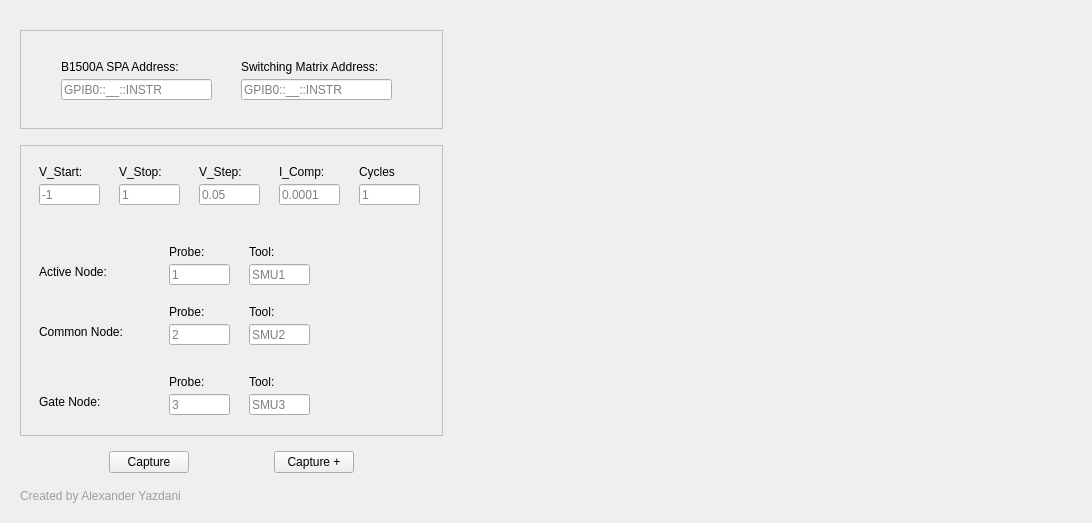
Before: the Qt Designer form DCIV_GUI.ui in Alexyazdani/GUI_Testing, drawn with Qt 5.
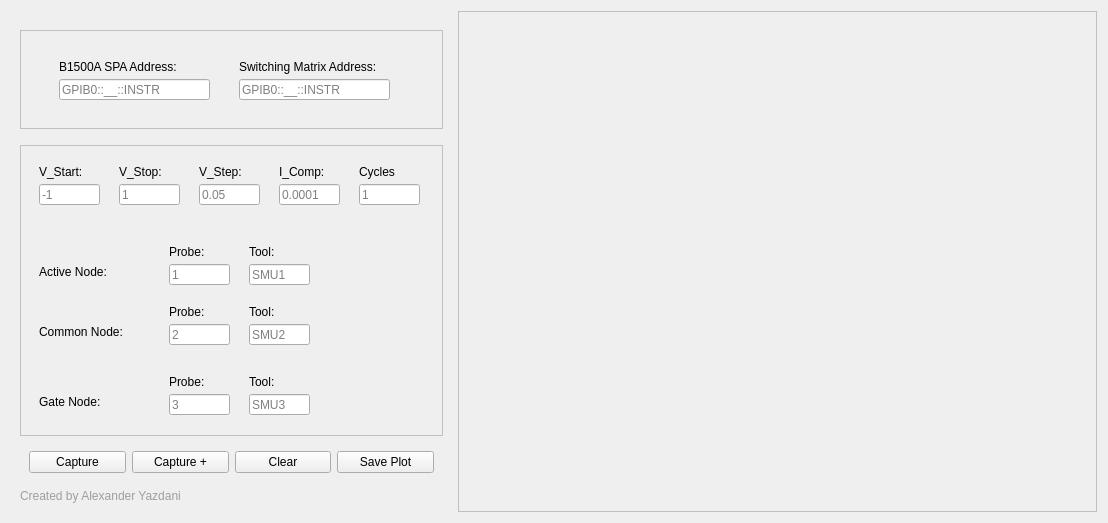
After: the same form once the commit is applied.

The edit to the form file:
```diff
--- a/DCIV_GUI.ui
+++ b/DCIV_GUI.ui
@@ -6,15 +6,15 @@
    <rect>
     <x>0</x>
     <y>0</y>
-    <width>1092</width>
-    <height>497</height>
+    <width>1104</width>
+    <height>519</height>
    </rect>
   </property>
   <property name="windowTitle">
    <string>Form</string>
   </property>
-  <layout class="QGridLayout" name="gridLayout">
-   <item row="0" column="0" rowspan="3" colspan="2">
+  <layout class="QHBoxLayout" name="horizontalLayout_3">
+   <item>
     <widget class="QWidget" name="widget_3" native="true">
      <property name="minimumSize">
       <size>
@@ -50,19 +50,6 @@
 }</string>
         </property>
         <layout class="QHBoxLayout" name="horizontalLayout_4">
-         <item>
-          <spacer name="horizontalSpacer_7">
-           <property name="orientation">
-            <enum>Qt::Horizontal</enum>
-           </property>
-           <property name="sizeHint" stdset="0">
-            <size>
-             <width>3</width>
-             <height>20</height>
-            </size>
-           </property>
-          </spacer>
-         </item>
          <item>
           <widget class="QWidget" name="widget" native="true">
            <property name="minimumSize">
@@ -128,19 +115,6 @@
            </widget>
           </widget>
          </item>
-         <item>
-          <spacer name="horizontalSpacer_6">
-           <property name="orientation">
-            <enum>Qt::Horizontal</enum>
-           </property>
-           <property name="sizeHint" stdset="0">
-            <size>
-             <width>3</width>
-             <height>20</height>
-            </size>
-           </property>
-          </spacer>
-         </item>
         </layout>
        </widget>
       </item>
@@ -551,19 +525,6 @@
          </size>
         </property>
         <layout class="QHBoxLayout" name="horizontalLayout">
-         <item>
-          <spacer name="horizontalSpacer_3">
-           <property name="orientation">
-            <enum>Qt::Horizontal</enum>
-           </property>
-           <property name="sizeHint" stdset="0">
-            <size>
-             <width>74</width>
-             <height>20</height>
-            </size>
-           </property>
-          </spacer>
-         </item>
          <item>
           <widget class="QPushButton" name="pushButton">
            <property name="text">
@@ -571,19 +532,6 @@
            </property>
           </widget>
          </item>
-         <item>
-          <spacer name="horizontalSpacer">
-           <property name="orientation">
-            <enum>Qt::Horizontal</enum>
-           </property>
-           <property name="sizeHint" stdset="0">
-            <size>
-             <width>66</width>
-             <height>20</height>
-            </size>
-           </property>
-          </spacer>
-         </item>
          <item>
           <widget class="QPushButton" name="pushButton_2">
            <property name="text">
@@ -592,17 +540,18 @@
           </widget>
          </item>
          <item>
-          <spacer name="horizontalSpacer_2">
-           <property name="orientation">
-            <enum>Qt::Horizontal</enum>
+          <widget class="QPushButton" name="pushButton_3">
+           <property name="text">
+            <string>Clear</string>
            </property>
-           <property name="sizeHint" stdset="0">
-            <size>
-             <width>67</width>
-             <height>20</height>
-            </size>
+          </widget>
+         </item>
+         <item>
+          <widget class="QPushButton" name="pushButton_4">
+           <property name="text">
+            <string>Save Plot</string>
            </property>
-          </spacer>
+          </widget>
          </item>
         </layout>
        </widget>
@@ -635,29 +584,36 @@
      </layout>
     </widget>
    </item>
-   <item row="0" column="3" rowspan="3">
+   <item>
     <widget class="QWidget" name="Plot_Widget" native="true">
      <property name="minimumSize">
       <size>
-       <width>621</width>
-       <height>481</height>
+       <width>639</width>
+       <height>501</height>
       </size>
      </property>
+     <property name="styleSheet">
+      <string notr="true">#Plot_Widget{
+	border: 1px  solid #C0C0C0;
+}</string>
+     </property>
+     <layout class="QGridLayout" name="gridLayout">
+      <item row="0" column="0">
+       <spacer name="horizontalSpacer_4">
+        <property name="orientation">
+         <enum>Qt::Horizontal</enum>
+        </property>
+        <property name="sizeHint" stdset="0">
+         <size>
+          <width>618</width>
+          <height>20</height>
+         </size>
+        </property>
+       </spacer>
+      </item>
+     </layout>
     </widget>
    </item>
-   <item row="0" column="2">
-    <spacer name="horizontalSpacer_8">
-     <property name="orientation">
-      <enum>Qt::Horizontal</enum>
-     </property>
-     <property name="sizeHint" stdset="0">
-      <size>
-       <width>618</width>
-       <height>20</height>
-      </size>
-     </property>
-    </spacer>
-   </item>
   </layout>
  </widget>
  <resources/>
```
Left out of the diff: 15 changed lines with no effect on the pictures.
